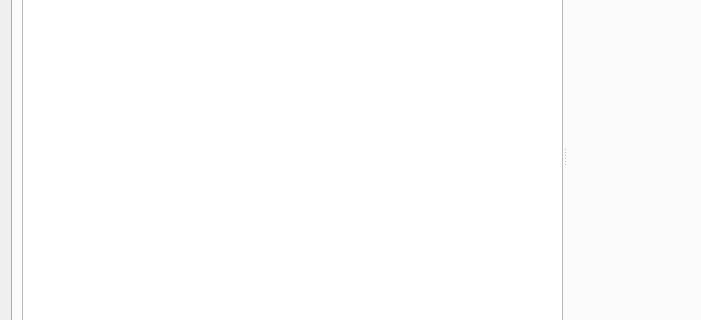
Old version of the form mainwindow.ui in the repository KDAB/GammaRay; both pictures show x 0 to 701 and y 170 to 490 of the 800 by 600 pixel window.
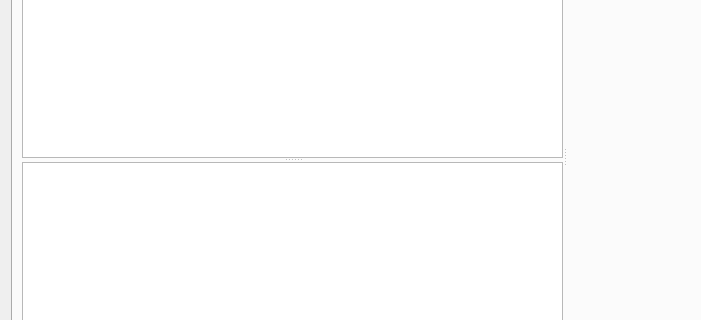
New version of the form. The open tabs and pages were chosen to show the change. Custom widgets are drawn as their Qt base class.

Commit message:
Add a graphics view showing the currently selected QGV item.
It has some basic scale/rotate/move interaction and eventually could
visualize things like item coordinate systems, bounding boxes, etc.

```diff
--- a/mainwindow.ui
+++ b/mainwindow.ui
@@ -160,9 +160,13 @@
         <widget class="QComboBox" name="sceneComboBox"/>
        </item>
        <item>
+        <widget class="QSplitter" name="splitter_6">
+         <property name="orientation">
+          <enum>Qt::Horizontal</enum>
+         </property>
         <widget class="QSplitter" name="splitter_3">
          <property name="orientation">
-          <enum>Qt::Horizontal</enum>
+           <enum>Qt::Vertical</enum>
          </property>
          <widget class="QWidget" name="layoutWidget_3">
           <layout class="QVBoxLayout" name="verticalLayout_4">
@@ -177,6 +181,8 @@
             </widget>
            </item>
           </layout>
+          </widget>
+          <widget class="Endoscope::GraphicsView" name="graphicsView"/>
          </widget>
          <widget class="Endoscope::PropertyWidget" name="scenePropertyWidget" native="true"/>
         </widget>
@@ -264,6 +270,11 @@
    <header location="global">qwebinspector.h</header>
    <container>1</container>
   </customwidget>
+  <customwidget>
+   <class>Endoscope::GraphicsView</class>
+   <extends>QGraphicsView</extends>
+   <header>graphicsview.h</header>
+  </customwidget>
  </customwidgets>
  <resources/>
  <connections/>
```
Left out of the diff: 20 changed lines with no effect on the pictures. Lines whose indentation alone changed are shown as unchanged. The commit also changes 4 other files.
